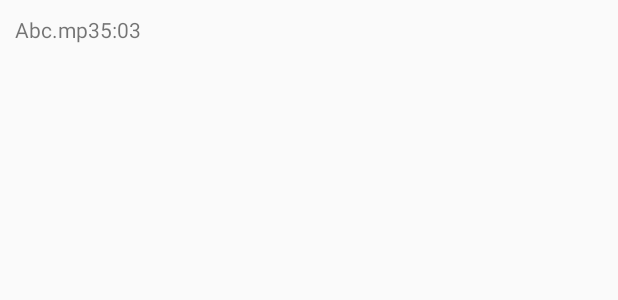
After one commit to Abhishek92/Guessaboo, an Android app: the layout music_item_layout.xml on its own in the app's theme, with its tools: preview values and no code run, on a phone screen of 412 x 824 dp. The commit adds this screen. Shown: the top 300 px of the screen. Run offline under Robolectric (Android 15) with nearby library versions, the phone set to English and light mode, and no system bars; network calls fail.

Commit message:
Commit small changes.

```diff
--- /dev/null
+++ b/app/src/main/res/layout/music_item_layout.xml
@@ -0,0 +1,19 @@
+<?xml version="1.0" encoding="utf-8"?>
+<LinearLayout xmlns:android="http://schemas.android.com/apk/res/android"
+    android:orientation="horizontal" android:layout_width="match_parent"
+    android:layout_height="match_parent"
+    android:padding="10dp">
+
+    <TextView
+        android:id="@+id/songName"
+        android:layout_width="wrap_content"
+        android:layout_height="wrap_content"
+        android:text="Abc.mp3"/>
+
+    <TextView
+        android:id="@+id/songDuration"
+        android:layout_width="wrap_content"
+        android:layout_height="wrap_content"
+        android:layout_gravity="end"
+        android:text="5:03"/>
+</LinearLayout>
```
Also changed, not shown: app/src/main/java/com/android/guessaboo/SongsActivity.java (+47 -0 lines), app/src/main/java/com/android/guessaboo/Util.java (+30 -0 lines), app/src/main/java/com/android/guessaboo/adapter/MusicAdapter.java (+26 -4 lines), app/src/main/java/com/android/guessaboo/adapter/MusicItem.java (added, +26 -0 lines).
